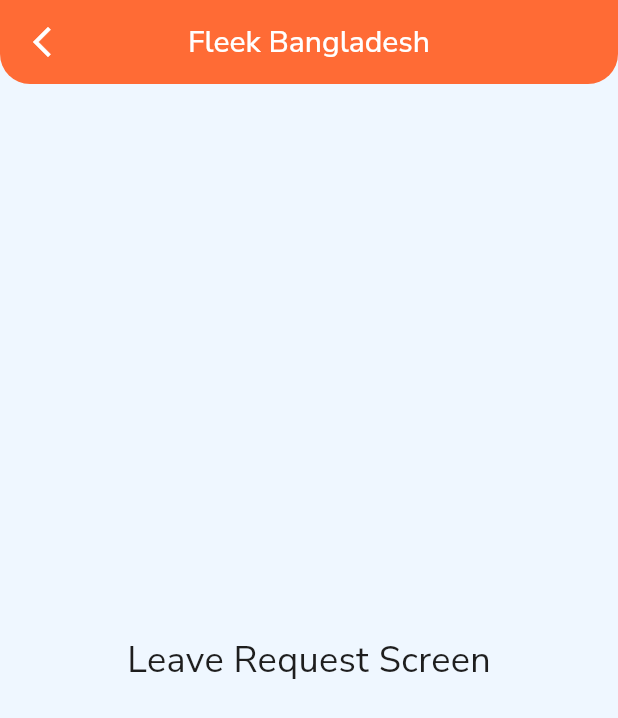
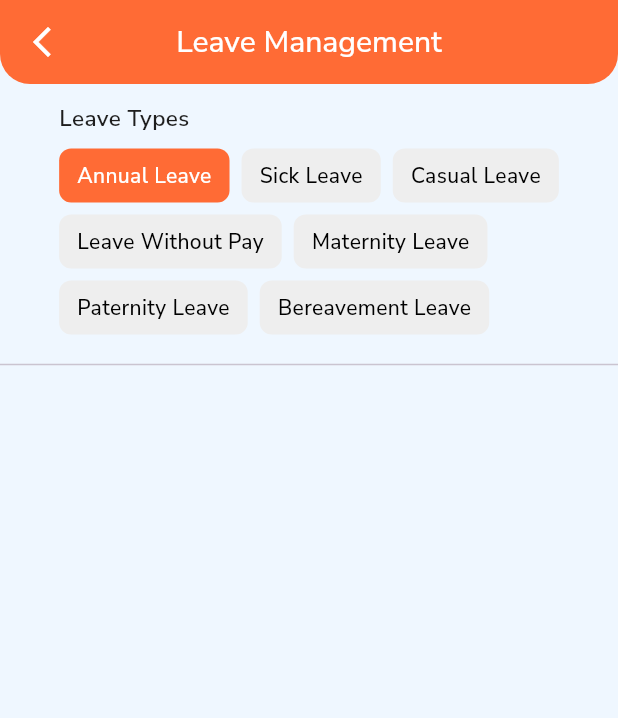
Before and after one commit to Abir-Zayn/fleek_hr, a Flutter app: the LeaveRequestScreen screen opened by its route, on a phone screen of 412 x 824 dp. Shown: the top 718 px of the screen. Run offline on Flutter 3.47's test engine with Material 3 defaults, Android fonts, the phone set to English and light mode, and no system bars; our stand-ins replace crystal_navigation_bar, dartz, equatable, fl_chart, flutter_bloc, flutter_screenutil and 6 more; accounts and stored records are empty.

Commit message:
add:dynamic leave type buttons ; remove: leave-page-landing, widgets on previous UI

```diff
--- a/lib/core/navigation/app_router.dart
+++ b/lib/core/navigation/app_router.dart
@@ -34,6 +34,10 @@
     builder: (context, state) => const AnnualleavePage(),
   ),
   GoRoute(
+    path: '/add-leave',
+    builder: (context, state) => const LeaveRequestScreen(),
+  ),
+  GoRoute(
     path: '/expense',
     builder: (context, state) => ExpenseScreen(
       repository:
@@ -51,10 +55,6 @@
     builder: (context, state) => const AdminHomeScreen(),
   ),
   GoRoute(
-    path: '/add-route',
-    builder: (context, state) => const LeaveRequestScreen(),
-  ),
-  GoRoute(
     path: '/admin-home',
     builder: (context, state) => const AdminNavigation(),
   ),
--- /dev/null
+++ b/lib/data/models/leave_request/leave_type.dart
@@ -0,0 +1,15 @@
+
+class LeaveType {
+  final String name;
+  final int availableDays;
+  final List<DateTime> usedDates;
+
+  LeaveType({
+    required this.name,
+    required this.availableDays,
+    required this.usedDates,
+  });
+
+  int get usedDays => usedDates.length;
+  int get remainingDays => availableDays - usedDays;
+}
--- /dev/null
+++ b/lib/data/service/leave_req/leave_data_service.dart
@@ -0,0 +1,60 @@
+import 'package:fleekhr/data/models/leave_request/leave_type.dart';
+
+class LeaveDataService {
+  static List<LeaveType> mockLeaveTypes() {
+    return [
+      LeaveType(
+        name: 'Annual Leave',
+        availableDays: 20,
+        usedDates: [
+          DateTime(2023, 1, 10),
+          DateTime(2023, 2, 15),
+        ],
+
+      ),
+      LeaveType(
+        name: 'Sick Leave',
+        availableDays: 10,
+        usedDates: [
+          DateTime(2023, 3, 5),
+        ],
+
+      ),
+      LeaveType(
+        name: 'Casual Leave',
+        availableDays: 5,
+        usedDates: [],
+
+      ),
+      LeaveType(
+        name: 'Leave Without Pay',
+        availableDays: 15,
+        usedDates: [
+          DateTime(2023, 4, 20),
+          DateTime(2023, 5, 25),
+        ],
+
+      ),
+      LeaveType(
+        name: 'Maternity Leave',
+        availableDays: 90,
+        usedDates: [],
+
+      ),
+      LeaveType(
+        name: 'Paternity Leave',
+        availableDays: 15,
+        usedDates: [
+          DateTime(2024, 6, 15),
+          DateTime(2024, 6, 16),
+          DateTime(2024, 6, 17),
+        ],
+      ),
+      LeaveType(
+        name: 'Bereavement Leave',
+        availableDays: 5,
+        usedDates: [],
+      ),
+    ];
+  }
+}
--- a/lib/presentation/Employee/Leave/Screen/annualleave_page_imports.dart
+++ b/lib/presentation/Employee/Leave/Screen/annualleave_page_imports.dart
@@ -1,8 +1,4 @@
-import 'package:fleekhr/common/widgets/apptext.dart';
-import 'package:fleekhr/presentation/Employee/Leave/Widget/leave_action_btn.dart';
-import 'package:fleekhr/presentation/Employee/Leave/Widget/leave_balance_table.dart';
 import 'package:fleekhr/presentation/Employee/Leave/Widget/leave_summary_card.dart';
 import 'package:flutter/material.dart';
 import 'package:flutter_screenutil/flutter_screenutil.dart';
-import 'package:go_router/go_router.dart';
 part 'annualleave_page.dart';
--- a/lib/presentation/Employee/Leave/Screen/leave_request_screen.dart
+++ b/lib/presentation/Employee/Leave/Screen/leave_request_screen.dart
@@ -1,20 +1,39 @@
 part of 'leave_request_imports.dart';
 
-class LeaveRequestScreen extends StatelessWidget {
+class LeaveRequestScreen extends StatefulWidget {
   const LeaveRequestScreen({super.key});
+
+  @override
+  State<LeaveRequestScreen> createState() => _LeaveRequestScreenState();
+}
+
+class _LeaveRequestScreenState extends State<LeaveRequestScreen> {
+  List<LeaveType> leaveTypes = [];
+  LeaveType? selectedLeaveType;
+
+  @override
+  void initState() {
+    super.initState();
+    // Initialize the leave types from the data service
+    leaveTypes = LeaveDataService.mockLeaveTypes();
+    if (leaveTypes.isNotEmpty) {
+      selectedLeaveType = leaveTypes[0]; // Set the first leave type as default
+    }
+  }
 
   @override
   Widget build(BuildContext context) {
     return Scaffold(
       appBar: FleekAppBar(
         backgroundColor: Theme.of(context).primaryColor,
-        title: "Fleek Bangladesh",
+        title: "Leave Management",
       ),
-      body: const Center(
-        child: Text(
-          'Leave Request Screen',
-          style: TextStyle(fontSize: 24),
-        ),
+      body: Column(
+        //dynamic leave buttons
+        children: [
+          LeaveTypeSelector(leaveTypes: leaveTypes),
+          Divider(),
+        ],
       ),
     );
   }
--- a/lib/presentation/Employee/Leave/Widget/leave_summary_card.dart
+++ b/lib/presentation/Employee/Leave/Widget/leave_summary_card.dart
@@ -58,7 +58,6 @@
                   .map(
                     (indicator) => LeaveIndicatorWidget(
                       title: indicator.title,
-                      total: indicator.total,
                       used: indicator.used,
                       color: indicator.color,
                     ),
@@ -74,13 +73,11 @@
 
 class LeaveIndicatorData {
   final String title;
-  final String total;
   final String used;
   final Color color;
 
   LeaveIndicatorData({
     required this.title,
-    required this.total,
     required this.used,
     required this.color,
   });
--- /dev/null
+++ b/lib/presentation/Employee/Leave/Widget/leave_type_selector.dart
@@ -0,0 +1,80 @@
+import 'package:fleekhr/common/widgets/appstyle.dart';
+import 'package:fleekhr/common/widgets/apptext.dart';
+import 'package:fleekhr/data/models/leave_request/leave_type.dart';
+import 'package:flutter/material.dart';
+import 'package:flutter_screenutil/flutter_screenutil.dart';
+
+class LeaveTypeSelector extends StatefulWidget {
+  final List<LeaveType> leaveTypes;
+  const LeaveTypeSelector({super.key, required this.leaveTypes});
+
+  @override
+  State<LeaveTypeSelector> createState() => _LeaveTypeSelectorState();
+}
+
+class _LeaveTypeSelectorState extends State<LeaveTypeSelector> {
+  late LeaveType selectedType;
+
+  @override
+  void initState() {
+    super.initState();
+    selectedType = widget.leaveTypes.first;
+  }
+
+  @override
+  Widget build(BuildContext context) {
+    return Column(
+      children: [
+        Container(
+          padding: EdgeInsets.all(12.w),
+          child: Column(
+            crossAxisAlignment: CrossAxisAlignment.start,
+            children: [
+              AppTextstyle(
+                text: 'Leave Types',
+                style: TextStyle(
+                  fontSize: 15.sp,
+                  color: Theme.of(context).textTheme.bodyMedium?.color ??
+                      Colors.black,
+                  fontWeight: FontWeight.w600,
+                ),
+              ),
+              SizedBox(height: 10.h),
+              Wrap(
+                spacing: 8.w,
+                runSpacing: 8.h,
+                children: widget.leaveTypes.map((leaveType) {
+                  final isSelected = selectedType == leaveType;
+                  return GestureDetector(
+                    onTap: () {
+                      setState(() {
+                        selectedType = leaveType;
+                      });
+                    },
+                    child: Container(
+                      padding:
+                          EdgeInsets.symmetric(horizontal: 12.w, vertical: 8.h),
+                      decoration: BoxDecoration(
+                        color: isSelected
+                            ? Theme.of(context).primaryColor
+                            : Colors.grey[200],
+                        borderRadius: BorderRadius.circular(8.r),
+                      ),
+                      child: AppTextstyle(
+                        text: leaveType.name,
+                        style: appStyle(
+                            color: isSelected ? Colors.white : Colors.black,
+                            size: 14.sp,
+                            fontWeight: FontWeight.w500),
+                      ),
+                    ),
+                  );
+                }).toList(),
+              ),
+            ],
+          ),
+        )
+      ],
+    );
+  }
+}
--- a/lib/presentation/Employee/Request/requestpage.dart
+++ b/lib/presentation/Employee/Request/requestpage.dart
@@ -88,7 +88,7 @@
                 reqList[index]['text'] == "WFH Request"
                     ? context.push('/workfromhome')
                     : reqList[index]['text'] == 'Leave Request'
-                        ? context.push('/leavereq')
+                        ? context.push('/add-leave')
                         : reqList[index]['text'] == 'Expense Request'
                             ? context.push('/expense')
                             : () {};
--- a/pubspec.yaml
+++ b/pubspec.yaml
@@ -28,9 +28,9 @@
 # the latest version available on pub.dev. To see which dependencies have newer
 # versions available, run `flutter pub outdated`.
 dependencies:
+  crystal_navigation_bar: ^1.0.4
   cupertino_icons: ^1.0.8
-  dartz:
-  supabase_flutter:
+  dartz: null
   fl_chart: ^0.71.0
   flutter:
     sdk: flutter
@@ -44,8 +44,8 @@
   internet_connection_checker: ^3.0.1
   intl: ^0.20.2
   lottie: ^3.3.1
+  supabase_flutter: null
   table_calendar: ^3.2.0
-  crystal_navigation_bar: ^1.0.4
 
 dev_dependencies:
   flutter_lints: ^5.0.0
```
Also changed, not shown: lib/presentation/Employee/Leave/Screen/annualleave_page.dart (+66 -72 lines), lib/presentation/Employee/Leave/Screen/leave_request_imports.dart (+8 -0 lines), lib/presentation/Employee/Leave/Widget/leave_action_btn.dart (deleted, +0 -75 lines), lib/presentation/Employee/Leave/Widget/leave_balance_table.dart (deleted, +0 -120 lines), lib/presentation/Employee/Leave/Widget/leave_indicator_widget.dart (+2 -11 lines).
